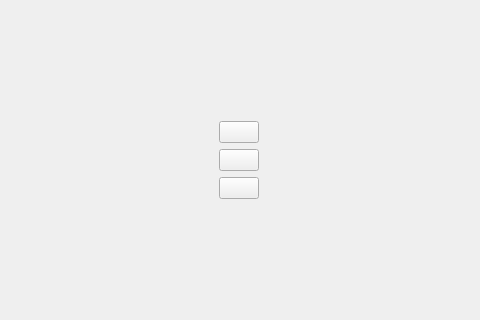
Old version of the form View/menu.ui in the repository sherri-ice/far-from-home; both pictures show x 134 to 614 and y 195 to 515 of the 745 by 710 pixel window.
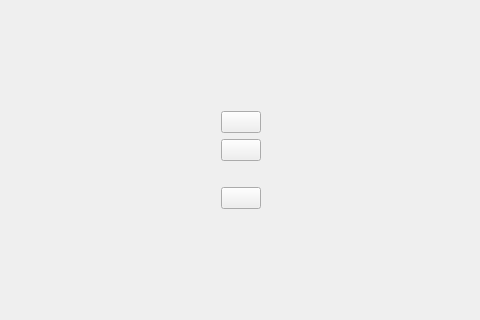
New version of the form. The open tabs and pages were chosen to show the change.

Commit message: sound button added

Diff of the .ui file:
```diff
--- a/View/menu.ui
+++ b/View/menu.ui
@@ -17,6 +17,9 @@
    <string notr="true"/>
   </property>
   <layout class="QGridLayout" name="gridLayout">
+   <property name="rightMargin">
+    <number>7</number>
+   </property>
    <item row="0" column="1">
     <widget class="QStackedWidget" name="widget">
      <property name="currentIndex">
@@ -244,19 +247,6 @@
             </property>
            </spacer>
           </item>
-          <item row="0" column="1">
-           <spacer name="verticalSpacer_7">
-            <property name="orientation">
-             <enum>Qt::Vertical</enum>
-            </property>
-            <property name="sizeHint" stdset="0">
-             <size>
-              <width>20</width>
-              <height>40</height>
-             </size>
-            </property>
-           </spacer>
-          </item>
           <item row="1" column="1">
            <widget class="QPushButton" name="resume">
             <property name="text">
@@ -271,14 +261,20 @@
             </property>
            </widget>
           </item>
-          <item row="3" column="1">
-           <widget class="QPushButton" name="menu">
-            <property name="text">
-             <string/>
+          <item row="0" column="1">
+           <spacer name="verticalSpacer_7">
+            <property name="orientation">
+             <enum>Qt::Vertical</enum>
             </property>
-           </widget>
+            <property name="sizeHint" stdset="0">
+             <size>
+              <width>20</width>
+              <height>40</height>
+             </size>
+            </property>
+           </spacer>
           </item>
-          <item row="4" column="1">
+          <item row="5" column="1">
            <spacer name="verticalSpacer_8">
             <property name="orientation">
              <enum>Qt::Vertical</enum>
@@ -291,6 +287,24 @@
             </property>
            </spacer>
           </item>
+          <item row="4" column="1">
+           <widget class="QPushButton" name="menu">
+            <property name="text">
+             <string/>
+            </property>
+           </widget>
+          </item>
+          <item row="3" column="1">
+           <widget class="QPushButton" name="pushButton">
+            <property name="styleSheet">
+             <string notr="true">background: none;
+border: none;</string>
+            </property>
+            <property name="text">
+             <string/>
+            </property>
+           </widget>
+          </item>
          </layout>
         </widget>
        </item>
```
Left out of the diff: 69 changed lines with no effect on the pictures. The commit also changes 9 other files.
